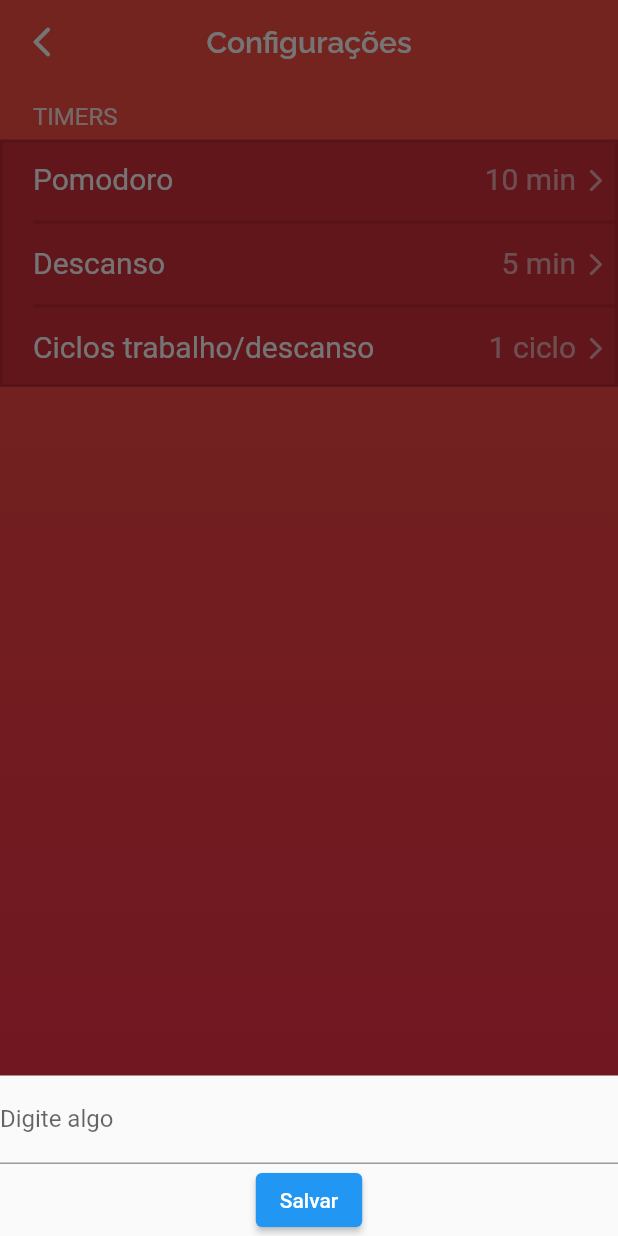
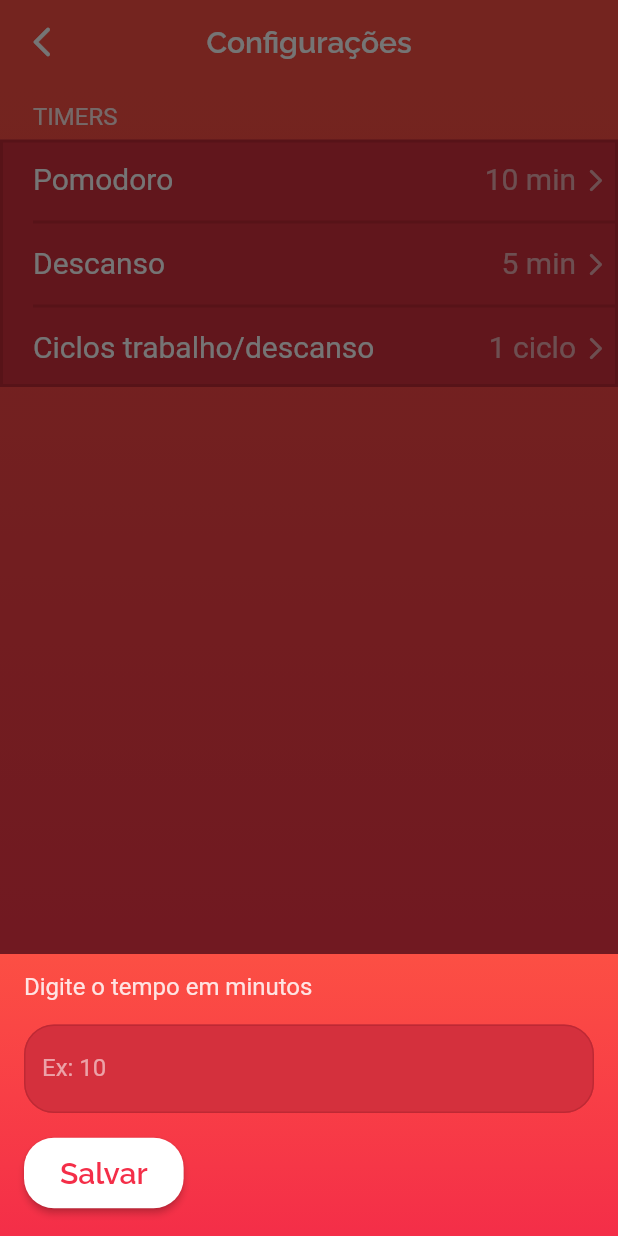
Before and after one commit to BrunoRabbit/pomodoro-timer, a Flutter app: the SettingsScreen screen opened by its route, after a tap on "Pomodoro", on a phone screen of 412 x 824 dp. Run offline on Flutter 3.47's test engine with Material 2 defaults, Android fonts, the phone set to English and light mode, and no system bars; our stand-ins replace auto_route; generated files the repository leaves out were written again.

Commit message:
feat: implement user change timer and implement bottom sheet

```diff
--- a/lib/features/controllers/global_controller.dart
+++ b/lib/features/controllers/global_controller.dart
@@ -22,11 +22,11 @@ class GlobalController extends ChangeNotifier {
       if (remainingTime < 0) {
         isWorking = !isWorking;
         if (isWorking) {
-          remainingTime = 10;
+          remainingTime = durationWork;
           durationWork = remainingTime;
           // remainingTime = workTime * 60;
         } else {
-          remainingTime = 6;
+          remainingTime = durationRest;
           durationRest = remainingTime;
           // remainingTime = breakTime * 60;
         }
@@ -49,4 +49,18 @@ class GlobalController extends ChangeNotifier {
     isTimerActive = false;
     notifyListeners();
   }
+
+  void changeWorkMinutes(String text){
+    resetTimer();
+    remainingTime = int.parse(text);
+    durationWork = remainingTime;
+    notifyListeners();
+  }
+
+  void changeRestMinutes(String text){
+    resetTimer();
+    remainingTime = int.parse(text);
+    durationRest = remainingTime;
+    notifyListeners();
+  }
 }
--- a/lib/features/models/settings_item_model.dart
+++ b/lib/features/models/settings_item_model.dart
@@ -1,38 +1,48 @@
+import 'package:flutter/material.dart';
 import 'package:pomodoro_timer/features/controllers/global_controller.dart';
 
 class SettingsItemModel {
   SettingsItemModel({
     required this.title,
     this.subTitle,
+    required this.onPress,
   });
 
   String title;
   String? subTitle;
+  Function(TextEditingController) onPress;
 
   List<SettingsItemModel> populateItemModel(GlobalController control) {
     return [
       SettingsItemModel(
         title: 'Pomodoro',
         subTitle: control.durationWork.toString(),
+        onPress: (text) => control.changeWorkMinutes(text.text),
       ),
       SettingsItemModel(
         title: 'Descanso',
         subTitle: control.durationRest.toString(),
+        onPress: (text) => control.changeRestMinutes(text.text),
       ),
       SettingsItemModel(
-          title: 'Ciclos trabalho/descanso',
-          subTitle: '${control.cycles} ${plural(control.cycles)}'),
+        title: 'Ciclos trabalho/descanso',
+        subTitle: '${control.cycles} ${plural(control.cycles)}',
+        onPress: (_) {},
+      ),
       SettingsItemModel(
         title: 'cccccc',
         subTitle: 'dddddd',
+        onPress: (_) {},
       ),
       SettingsItemModel(
         title: 'eeeee',
         subTitle: 'fffff',
+        onPress: (_) {},
       ),
       SettingsItemModel(
         title: 'ggggg',
         subTitle: 'hhhhh',
+        onPress: (_) {},
       ),
     ];
   }
--- a/lib/features/widgets/custom_button.dart
+++ b/lib/features/widgets/custom_button.dart
@@ -8,11 +8,13 @@ class CustomButton extends StatelessWidget {
     required this.onPressed,
     required this.title,
     required this.isWorking,
+    this.shape,
   }) : super(key: key);
 
   final VoidCallback onPressed;
   final String title;
   final bool isWorking;
+  final OutlinedBorder? shape;
 
   @override
   Widget build(BuildContext context) {
@@ -20,7 +22,7 @@ class CustomButton extends StatelessWidget {
       style: ElevatedButton.styleFrom(
         padding: const EdgeInsets.symmetric(vertical: 12, horizontal: 24),
         backgroundColor: Colors.white,
-        shape: const StadiumBorder(),
+        shape: shape ?? const StadiumBorder(),
       ),
       onPressed: onPressed,
       child: Text(
--- a/lib/features/widgets/settings_items_widget.dart
+++ b/lib/features/widgets/settings_items_widget.dart
@@ -0,0 +1,175 @@
+import 'package:flutter/material.dart';
+import 'package:pomodoro_timer/core/themes/app_colors.dart';
+import 'package:pomodoro_timer/core/themes/font_sizes.dart';
+import 'package:pomodoro_timer/features/models/settings_item_model.dart';
+import 'package:pomodoro_timer/features/widgets/custom_button.dart';
+
+class SettingsItemWidget extends StatelessWidget {
+  const SettingsItemWidget({
+    super.key,
+    required this.setts,
+    required this.index,
+  });
+
+  final int index;
+  final SettingsItemModel setts;
+
+  @override
+  Widget build(BuildContext context) {
+    TextEditingController controller = TextEditingController();
+
+    return InkWell(
+      onTap: () {
+        _showModalBottomSheet(context, setts.onPress, controller);
+      },
+      child: Container(
+        height: 50,
+        width: double.infinity,
+        color: AppColors.kCardBackground,
+        child: ListTile(
+          contentPadding: const EdgeInsets.only(left: 20),
+          trailing: Padding(
+            padding: const EdgeInsets.only(bottom: 8.0),
+            child: Row(
+              mainAxisSize: MainAxisSize.min,
+              children: [
+                Row(
+                  children: [
+                    Text(
+                      index == 2
+                          ? '${setts.subTitle}'
+                          : '${setts.subTitle} min',
+                      style: TextStyle(
+                        color: Colors.white.withOpacity(.6),
+                        fontSize: FontSizes.large,
+                      ),
+                    ),
+                    Padding(
+                      padding: const EdgeInsets.only(
+                        top: 2.0,
+                        left: 4,
+                        right: 4,
+                      ),
+                      child: Icon(
+                        Icons.arrow_forward_ios_rounded,
+                        size: 18,
+                        color: Colors.white.withOpacity(.6),
+                      ),
+                    ),
+                  ],
+                ),
+              ],
+            ),
+          ),
+          leading: Padding(
+            padding: const EdgeInsets.only(bottom: 8.0),
+            child: Text(
+              setts.title,
+              style: const TextStyle(
+                color: Colors.white,
+                fontSize: FontSizes.large,
+              ),
+            ),
+          ),
+        ),
+      ),
+    );
+  }
+
+  void _showModalBottomSheet(
+    BuildContext context,
+    Function(TextEditingController) onPress,
+    TextEditingController controller,
+  ) {
+    showModalBottomSheet(
+      context: context,
+      isScrollControlled: true,
+      enableDrag: true,
+      builder: (BuildContext context) {
+        return SingleChildScrollView(
+          child: Container(
+            decoration: const BoxDecoration(
+              gradient: LinearGradient(
+                colors: [
+                  AppColors.kScaffoldPrimary,
+                  AppColors.kScaffoldSecondary,
+                ],
+                begin: Alignment.bottomCenter,
+                end: Alignment.topCenter,
+              ),
+            ),
+            padding: EdgeInsets.only(
+              bottom: MediaQuery.of(context).viewInsets.bottom,
+            ),
+            child: Padding(
+              padding: const EdgeInsets.only(
+                left: 16.0,
+                right: 16.0,
+                bottom: 2,
+                top: 12,
+              ),
+              child: Column(
+                mainAxisSize: MainAxisSize.min,
+                crossAxisAlignment: CrossAxisAlignment.start,
+                children: [
+                  Text(
+                    'Digite o tempo em minutos',
+                    style: TextStyle(
+                      color: Colors.white.withOpacity(.85),
+                      fontSize: FontSizes.medium,
+                    ),
+                  ),
+                  Padding(
+                    padding: const EdgeInsets.symmetric(vertical: 16),
+                    child: TextField(
+                      controller: controller,
+                      keyboardType: TextInputType.number,
+                      style: const TextStyle(color: Colors.white),
+                      cursorColor: Colors.white,
+                      decoration: InputDecoration(
+                        floatingLabelBehavior: FloatingLabelBehavior.never,
+                        enabledBorder: OutlineInputBorder(
+                          borderRadius: BorderRadius.circular(20),
+                          borderSide: const BorderSide(
+                            color: AppColors.kLinesColor,
+                          ),
+                        ),
+                        focusedBorder: OutlineInputBorder(
+                          borderRadius: BorderRadius.circular(20),
+                          borderSide: const BorderSide(
+                            color: AppColors.kLinesColor,
+                          ),
+                        ),
+                        border: OutlineInputBorder(
+                          borderRadius: BorderRadius.circular(20),
+                        ),
+
+                        filled: true,
+                        fillColor: AppColors.kCardBackground,
+                        labelText: 'Ex: 10',
+                        labelStyle: TextStyle(
+                          color: Colors.white.withOpacity(.55),
+                        ),
+                      ),
+                    ),
+                  ),
+                  Padding(
+                    padding: const EdgeInsets.only(bottom: 16.0),
+                    child: CustomButton(
+                      onPressed: () => onPress(controller),
+                      title: 'Salvar',
+                      isWorking: true,
+                      shape: RoundedRectangleBorder(
+                        borderRadius: BorderRadius.circular(20),
+                      ),
+                    ),
+                  ),
+                ],
+              ),
+            ),
+          ),
+        );
+      },
+    );
+  }
+}
--- a/lib/features/widgets/settings_section.dart
+++ b/lib/features/widgets/settings_section.dart
@@ -3,6 +3,7 @@ import 'package:pomodoro_timer/core/themes/app_colors.dart';
 import 'package:pomodoro_timer/core/themes/font_sizes.dart';
 import 'package:pomodoro_timer/features/controllers/global_controller.dart';
 import 'package:pomodoro_timer/features/models/settings_item_model.dart';
+import 'package:pomodoro_timer/features/widgets/settings_items_widget.dart';
 import 'package:provider/provider.dart';
 
 class SettingsSection extends StatelessWidget {
@@ -18,7 +19,7 @@ class SettingsSection extends StatelessWidget {
 
   @override
   Widget build(BuildContext context) {
-    GlobalController _controller = Provider.of<GlobalController>(context);
+    GlobalController controller = Provider.of<GlobalController>(context);
 
     return Column(
       crossAxisAlignment: CrossAxisAlignment.start,
@@ -64,11 +65,12 @@ class SettingsSection extends StatelessWidget {
               SettingsItemModel model = SettingsItemModel(
                 title: 'pp',
                 subTitle: 'qq',
+                onPress: (_) {},
               );
 
               return SettingsItemWidget(
                 setts: model.populateItemModel(
-                    _controller)[count > 3 ? index + 2 : index],
+                    controller)[count > 3 ? index + 2 : index],
                 index: index,
               );
             },
@@ -78,107 +80,3 @@ class SettingsSection extends StatelessWidget {
     );
   }
 }
-
-class SettingsItemWidget extends StatelessWidget {
-  const SettingsItemWidget({
-    super.key,
-    required this.setts,
-    required this.index,
-  });
-
-  final int index;
-  final SettingsItemModel setts;
-
-  @override
-  Widget build(BuildContext context) {
-    return InkWell(
-      onTap: () {
-        _showModalBottomSheet(context, index);
-      },
-      child: Container(
-        height: 50,
-        width: double.infinity,
-        color: AppColors.kCardBackground,
-        child: ListTile(
-          contentPadding: const EdgeInsets.only(left: 20),
-          trailing: Padding(
-            padding: const EdgeInsets.only(bottom: 8.0),
-            child: Row(
-              mainAxisSize: MainAxisSize.min,
-              children: [
-                // setts.subTitle != null
-                //     ?
-                Row(
-                  children: [
-                    Text(
-                      index == 2
-                          ? '${setts.subTitle}'
-                          : '${setts.subTitle} min',
-                      style: TextStyle(
-                        color: Colors.white.withOpacity(.6),
-                        fontSize: FontSizes.large,
-                      ),
-                    ),
-                    Padding(
-                      padding: const EdgeInsets.only(
-                        top: 2.0,
-                        left: 4,
-                        right: 4,
-                      ),
-                      child: Icon(
-                        Icons.arrow_forward_ios_rounded,
-                        size: 18,
-                        color: Colors.white.withOpacity(.6),
-                      ),
-                    ),
-                  ],
-                )
-                // : Padding(
-                //   padding: const EdgeInsets.only(right: 4.0),
-                //   child: CupertinoSwitch(
-                //       value: true,
-                //       onChanged: (c) {},
-                //     ),
-                // ),
-              ],
-            ),
-          ),
-          leading: Padding(
-            padding: const EdgeInsets.only(bottom: 8.0),
-            child: Text(
-              setts.title,
-              style: const TextStyle(
-                color: Colors.white,
-                fontSize: FontSizes.large,
-              ),
-            ),
-          ),
-        ),
-      ),
-    );
-  }
-
-  _showModalBottomSheet(BuildContext context, int index) {
-    showModalBottomSheet(
-      context: context,
-      builder: (BuildContext context) {
-        return Column(
-          mainAxisSize: MainAxisSize.min,
-          children: [
-            TextFormField(
-              decoration: const InputDecoration(
-                labelText: 'Digite algo',
-              ),
-            ),
-            ElevatedButton(
-              onPressed: () {
-                print(index);
-              },
-              child: const Text('Salvar'),
-            ),
-          ],
-        );
-      },
-    );
-  }
-}
```
